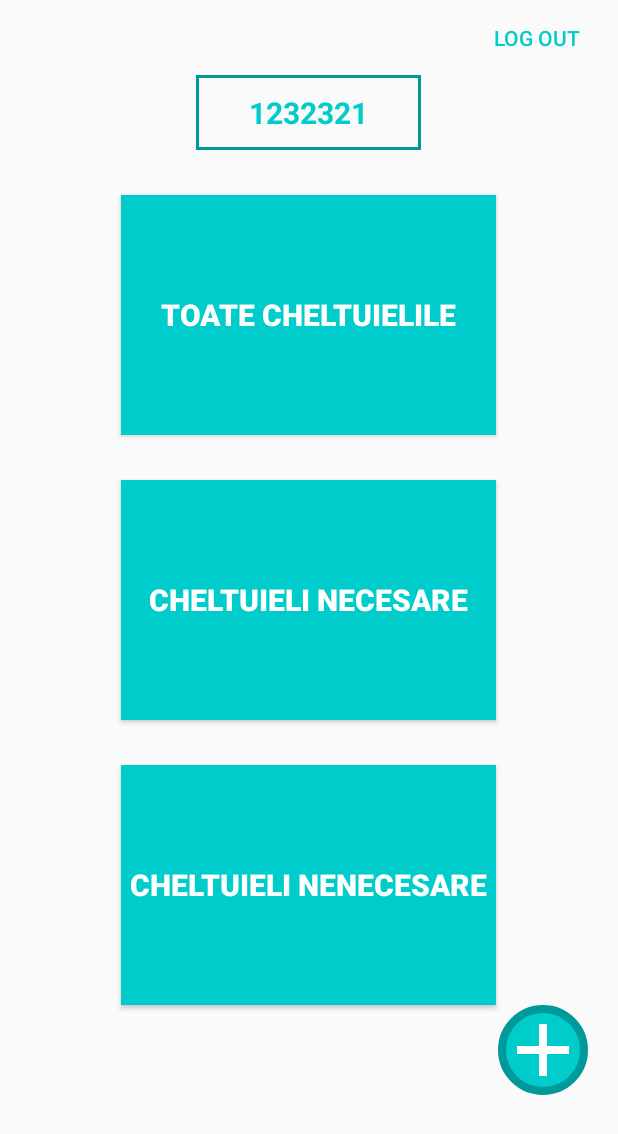
After one commit to Razvan509/Proiect_Android, an Android app: the layout main_page.xml on its own in the app's theme, with its tools: preview values and no code run, on a phone screen of 412 x 824 dp. The commit adds this screen. Shown: the top 1134 px of the screen. Run offline under Robolectric (Android 15) with nearby library versions, the phone set to English and light mode, and no system bars.

Commit message:
Main Page Design

```diff
--- a/app/src/main/java/com/example/proiect_android/MainActivity.java
+++ b/app/src/main/java/com/example/proiect_android/MainActivity.java
@@ -1,7 +1,10 @@
 package com.example.proiect_android;
 
 import androidx.appcompat.app.AppCompatActivity;
+import androidx.fragment.app.FragmentManager;
+import androidx.fragment.app.FragmentTransaction;
 
+import com.example.proiect_android.R;
 import android.os.Bundle;
 
 public class MainActivity extends AppCompatActivity {
--- /dev/null
+++ b/app/src/main/res/drawable/circle.xml
@@ -0,0 +1,25 @@
+<?xml version="1.0" encoding="utf-8"?>
+<layer-list xmlns:android="http://schemas.android.com/apk/res/android">
+    <item>
+        <shape android:shape="oval">
+            <solid android:color="@color/colorPrimary"/>
+            <stroke android:width="5dp" android:color="@color/colorPrimaryDark" />
+        </shape>
+    </item>
+    <item android:top="10dp" android:left="10dp" android:bottom="10dp" android:right="10dp">
+        <shape android:shape="line">
+            <stroke android:width="5dp" android:color="@color/colorWhite" />
+        </shape>
+    </item>
+    <item android:top="10dp" android:left="10dp" android:bottom="10dp" android:right="10dp">
+        <rotate
+            android:fromDegrees="90"
+            android:pivotX="50%"
+            android:pivotY="50%"
+            android:toDegrees="-90">
+            <shape android:shape="line">
+                <stroke android:width="5dp" android:color="@color/colorWhite" />
+            </shape>
+        </rotate>
+    </item>
+</layer-list>
--- /dev/null
+++ b/app/src/main/res/drawable/rectangle.xml
@@ -0,0 +1,5 @@
+<?xml version="1.0" encoding="utf-8"?>
+<shape xmlns:android="http://schemas.android.com/apk/res/android" android:shape="rectangle" >
+    <solid android:color="@android:color/transparent" />
+    <stroke android:width="2dip" android:color="@color/colorPrimaryDark"/>
+</shape>
--- a/app/src/main/res/layout/activity_main.xml
+++ b/app/src/main/res/layout/activity_main.xml
@@ -6,13 +6,12 @@
     android:layout_height="match_parent"
     tools:context=".MainActivity">
 
-    <TextView
-        android:layout_width="wrap_content"
+    <FrameLayout
+        android:id="@+id/container"
+        android:layout_width="match_parent"
         android:layout_height="wrap_content"
-        android:text="Hello World!"
         app:layout_constraintBottom_toBottomOf="parent"
-        app:layout_constraintLeft_toLeftOf="parent"
-        app:layout_constraintRight_toRightOf="parent"
-        app:layout_constraintTop_toTopOf="parent" />
+        >
+    </FrameLayout>
 
 </androidx.constraintlayout.widget.ConstraintLayout>
--- /dev/null
+++ b/app/src/main/res/layout/main_page.xml
@@ -0,0 +1,96 @@
+<?xml version="1.0" encoding="utf-8"?>
+<LinearLayout xmlns:android="http://schemas.android.com/apk/res/android"
+    android:layout_width="match_parent"
+    android:layout_height="match_parent"
+    xmlns:app="http://schemas.android.com/apk/res-auto"
+    android:orientation="vertical">
+
+    <Button
+        android:id="@+id/logOut"
+        android:layout_width="wrap_content"
+        android:layout_height="50dp"
+        android:gravity="center"
+        android:layout_gravity="right"
+        android:layout_marginRight="10dp"
+        android:background="@android:color/transparent"
+        android:stateListAnimator="@null"
+        android:textColor="@color/colorPrimary"
+        android:text="Log out"
+        >
+    </Button>
+
+    <LinearLayout
+        android:layout_width="match_parent"
+        android:layout_height="50dp"
+        android:orientation="horizontal"
+        android:gravity="center"
+        >
+
+        <LinearLayout
+            android:layout_width="match_parent"
+            android:layout_height="wrap_content"
+            android:orientation="vertical">
+
+            <TextView
+                android:id="@+id/totalAmount"
+                android:layout_width="150dp"
+                android:layout_height="50dp"
+                android:layout_gravity="center"
+                android:gravity="center"
+                android:textColor="@color/colorPrimary"
+                android:textStyle="bold"
+                android:textSize="20dp"
+                android:background="@drawable/rectangle"
+                android:text="1232321"/>
+        </LinearLayout>
+
+
+    </LinearLayout>
+    <Button
+        android:id="@+id/allTransactions"
+        app:layout_constraintTop_toTopOf="parent"
+        android:layout_marginTop="30dp"
+        android:layout_width="250dp"
+        android:layout_height="160dp"
+        android:layout_gravity="center"
+        android:background="@color/colorPrimary"
+        android:textColor="@color/colorWhite"
+        android:textStyle="bold"
+        android:textSize="20dp"
+        android:text="Toate Cheltuielile" />
+
+    <Button
+        android:id="@+id/necessaryTransactions"
+        app:layout_constraintTop_toBottomOf="@id/allTransactions"
+        android:layout_width="250dp"
+        android:layout_height="160dp"
+        android:layout_gravity="center"
+        android:layout_marginVertical="30dp"
+        android:background="@color/colorPrimary"
+        android:textColor="@color/colorWhite"
+        android:textStyle="bold"
+        android:textSize="20dp"
+        android:text="Cheltuieli Necesare" />
+
+    <Button
+        android:id="@+id/unnecessaryTransactions"
+        android:layout_width="250dp"
+        android:layout_height="160dp"
+        android:layout_gravity="center"
+        android:background="@color/colorPrimary"
+        android:textColor="@color/colorWhite"
+        android:textStyle="bold"
+        android:textSize="20dp"
+        android:text="Cheltuieli Nenecesare" />
+
+    <Button
+        android:layout_width="60dp"
+        android:layout_height="60dp"
+        android:layout_gravity="right"
+        android:layout_marginRight="20dp"
+        android:stateListAnimator="@null"
+        android:background="@drawable/circle"
+        >
+    </Button>
+
+</LinearLayout>
--- a/app/src/main/res/values/colors.xml
+++ b/app/src/main/res/values/colors.xml
@@ -1,6 +1,8 @@
 <?xml version="1.0" encoding="utf-8"?>
 <resources>
-    <color name="colorPrimary">#6200EE</color>
-    <color name="colorPrimaryDark">#3700B3</color>
+    <color name="colorPrimary">#00CCCC</color>
+    <color name="colorPrimaryDark">#009999</color>
     <color name="colorAccent">#03DAC5</color>
+    <color name="colorWhite">#FFFFFF</color>
+    <color name="colorBlack">#000000</color>
 </resources>
--- a/app/src/main/res/values/strings.xml
+++ b/app/src/main/res/values/strings.xml
@@ -1,3 +1,17 @@
 <resources>
     <string name="app_name">Proiect_Android</string>
+
+    <string name="country_prompt">Choose a country</string>
+
+    <string-array name="country_arrays">
+        <item>Malaysia</item>
+        <item>United States</item>
+        <item>Indonesia</item>
+        <item>France</item>
+        <item>Italy</item>
+        <item>Singapore</item>
+        <item>New Zealand</item>
+        <item>India</item>
+    </string-array>
+
 </resources>
```
